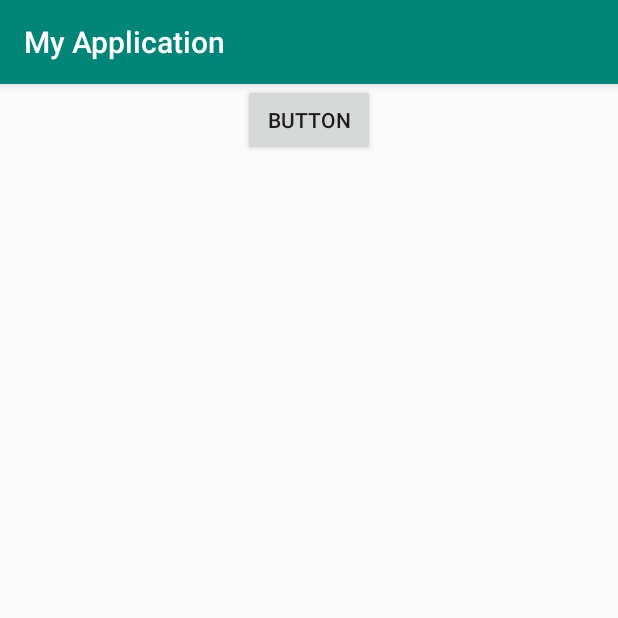
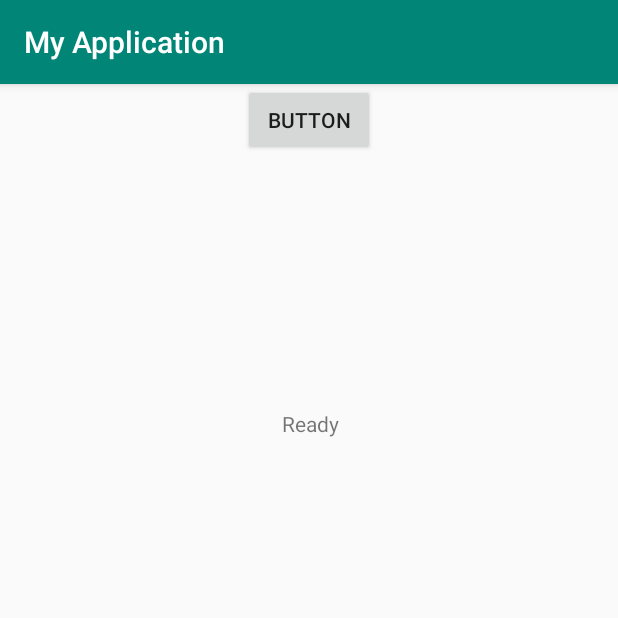
Before and after one commit to AnneliKlamas/Andmeteaduse-pp, an Android app: the screen it shows after launch (MainActivity), after a tap on "BUTTON", on a phone screen of 412 x 824 dp, the top half of it. Run offline under Robolectric (Android 15) with nearby library versions, the phone set to English and light mode, and no system bars; libraries missing offline, so code that uses them is left out: com.chaquo.python; 2 statements that could not run were skipped.

Commit message:
Andmed saadakse kätta internetist ja python oskab neid kasutada ja tagasi androidile saata

```diff
--- a/app/build.gradle
+++ b/app/build.gradle
@@ -2,14 +2,15 @@ apply plugin: 'com.android.application'
 apply plugin: 'com.chaquo.python'
 
 android {
-    compileSdkVersion 28
+    compileSdkVersion 29
     defaultConfig {
         ndk {
-            abiFilters "armeabi-v7a", "x86"
+            abiFilters "armeabi-v7a", "x86_64", "arm64-v8a"
         }
         python {
             buildPython "py -3.7"
             pip {
+
                 install "pandas"
             }
         }
--- /dev/null
+++ b/app/src/main/java/com/example/myapplication/Informer.java
@@ -0,0 +1,5 @@
+package com.example.myapplication;
+
+public interface Informer {
+    void onTaskDone(String output);
+}
--- a/app/src/main/java/com/example/myapplication/MainActivity.java
+++ b/app/src/main/java/com/example/myapplication/MainActivity.java
@@ -3,7 +3,6 @@ package com.example.myapplication;
 import androidx.annotation.NonNull;
 import androidx.appcompat.app.AppCompatActivity;
 import androidx.core.app.ActivityCompat;
-
 import android.Manifest;
 import android.content.Context;
 import android.content.pm.PackageManager;
@@ -12,8 +11,6 @@ import android.os.Bundle;
 import android.os.Environment;
 import android.view.View;
 import android.widget.Button;
-import android.widget.LinearLayout;
-import android.widget.TableLayout;
 import android.widget.TextView;
 import android.widget.Toast;
 
@@ -21,17 +18,20 @@ import com.chaquo.python.PyObject;
 import com.chaquo.python.Python;
 import com.chaquo.python.android.AndroidPlatform;
 
-import org.json.JSONException;
-import org.json.JSONObject;
-
-import java.io.BufferedOutputStream;
 import java.io.File;
 import java.io.FileNotFoundException;
 import java.io.FileOutputStream;
 import java.io.IOException;
+import java.util.ArrayList;
+import java.util.List;
 
-public class MainActivity extends AppCompatActivity {
+public class MainActivity extends AppCompatActivity implements Informer{
     Context context = this;
+    Button button;
+
+    public static TextView status;
+    public static TextView text;
+    public static List<String> data = new ArrayList<>();
 
     @Override
     protected void onCreate(Bundle savedInstanceState) {
@@ -47,23 +47,27 @@ public class MainActivity extends AppCompatActivity {
         }
 
         setContentView(R.layout.activity_main);
-        Button button = findViewById(R.id.button);
+
+        button = findViewById(R.id.button);
+        text = findViewById(R.id.text);
+        status = findViewById(R.id.status);
+        int counter = 0;
+        new fetchData(this).execute();
+        button.setEnabled(false);
         button.setOnClickListener(new View.OnClickListener() {
             @Override
             public void onClick(View view) {
-                TextView text = findViewById(R.id.text);
+                try {
+                    writeFile(data.get(0));
+                } catch (IOException e) {
+                    e.printStackTrace();
+                }
+                String path = Environment.getExternalStorageDirectory().getAbsolutePath()+"/data.txt";
                 if (! Python.isStarted()) {
-                    try {
-                        downloadAndStoreJson();
-                    } catch (IOException e) {
-                        e.printStackTrace();
-                    } catch (JSONException e) {
-                        e.printStackTrace();
-                    }
                     Python.start(new AndroidPlatform(context));
                     Python py = Python.getInstance();
                     PyObject pym =py.getModule("proov");
-                    PyObject pyf = pym.callAttr("test", 1);
+                    PyObject pyf = pym.callAttr("biggestFunding", path);
                     text.setText(pyf.toString());
                 }
 
@@ -72,38 +76,27 @@ public class MainActivity extends AppCompatActivity {
          });
     }
 
-    private void downloadAndStoreJson() throws IOException, JSONException {
+    @Override
+    public void onTaskDone(String output) {
+        data.add(output);
+        status.setText("Ready");
+        button.setEnabled(true);
+    }
 
+    public void writeFile(String content) throws IOException {
+        File path = new File(Environment.getExternalStorageDirectory().getAbsolutePath());
+        File file = new File(path, "data.txt");
+        FileOutputStream stream = new FileOutputStream(file);
+        try {
+            String trueContent = content.substring(0, content.length() - 4);
+            stream.write(trueContent.getBytes());
+        } catch (IOException e) {
+            e.printStackTrace();
+        } finally {
+            stream.close();
+        }
+    }
 
-        JSONObject json = JsonReader.readJsonFromUrl("https://toetused.kul.ee/public/applications/fetch?sort=submission_date%7Cdesc&page=1&per_page=20000000&applicant=&organization=&applicationround=&submissionDate=%7B%22start%22:null,%22end%22:null%7D");
-
-        String jsonString = json.toString();
-        byte[] jsonArray = jsonString.getBytes();
-
-        File fileToSaveJson = new File(Environment.getExternalStorageDirectory().getAbsolutePath() + "/" + "data.txt");
-
-
-
-        BufferedOutputStream bos;
-        try {
-            bos = new BufferedOutputStream(new FileOutputStream(fileToSaveJson));
-            bos.write(jsonArray);
-            bos.flush();
-            bos.close();
-
-        } catch (FileNotFoundException e4) {
-            // TODO Auto-generated catch block
-            e4.printStackTrace();
-        } catch (IOException e) {
-            // TODO Auto-generated catch block
-            e.printStackTrace();
-        }
-        finally {
-            jsonArray=null;
-            System.gc();
-        }
-
-    }
 
     @Override
     public void onRequestPermissionsResult(int requestCode, @NonNull String[] permissions, @NonNull int[] grantResults) {
--- /dev/null
+++ b/app/src/main/java/com/example/myapplication/fetchData.java
@@ -0,0 +1,54 @@
+package com.example.myapplication;
+
+import android.os.AsyncTask;
+
+import java.io.BufferedReader;
+import java.io.IOException;
+import java.io.InputStream;
+import java.io.InputStreamReader;
+import java.lang.ref.WeakReference;
+import java.net.HttpURLConnection;
+import java.net.MalformedURLException;
+import java.net.URL;
+
+public class fetchData extends AsyncTask<String, Void, String> {
+    String data = "";
+    private WeakReference<Informer> mCallBack;
+
+    public fetchData(Informer callback){
+        this.mCallBack = new WeakReference<>(callback);
+    }
+
+    @Override
+    protected String doInBackground(String... voids) {
+        try {
+            URL url = new URL("https://toetused.kul.ee/public/applications/fetch?sort=submission_date%7Cdesc&page=1&per_page=20000000&applicant=&organization=&applicationround=&submissionDate=%7B%22start%22:null,%22end%22:null%7D");
+
+            HttpURLConnection httpURLConnection = (HttpURLConnection) url.openConnection();
+            InputStream inputStream = httpURLConnection.getInputStream();
+            BufferedReader bufferedReader = new BufferedReader(new InputStreamReader(inputStream));
+
+            String line = "";
+            while (line != null){
+                line = bufferedReader.readLine();
+                data = data + line;
+            }
+        } catch (MalformedURLException e) {
+            e.printStackTrace();
+        } catch (IOException e) {
+            e.printStackTrace();
+        }
+
+        return data;
+    }
+
+    @Override
+    protected void onPostExecute(String json) {
+        super.onPostExecute(json);
+
+        final Informer callBack = mCallBack.get();
+        if(callBack != null){
+            callBack.onTaskDone(json);
+        }
+    }
+}
--- a/app/src/main/res/layout/activity_main.xml
+++ b/app/src/main/res/layout/activity_main.xml
@@ -24,4 +24,20 @@
         app:layout_constraintStart_toStartOf="parent"
         tools:layout_editor_absoluteY="209dp" />
 
+    <TextView
+        android:id="@+id/status"
+        android:layout_width="wrap_content"
+        android:layout_height="wrap_content"
+        android:layout_marginStart="177dp"
+        android:layout_marginLeft="177dp"
+        android:layout_marginTop="46dp"
+        android:layout_marginEnd="176dp"
+        android:layout_marginRight="176dp"
+        android:layout_marginBottom="409dp"
+        app:layout_constraintBottom_toBottomOf="parent"
+        app:layout_constraintEnd_toEndOf="parent"
+        app:layout_constraintStart_toStartOf="parent"
+        app:layout_constraintTop_toBottomOf="@+id/button"
+        tools:text="Not Ready?" />
+
 </androidx.constraintlayout.widget.ConstraintLayout>
```
Also changed, not shown: 1 other file.
